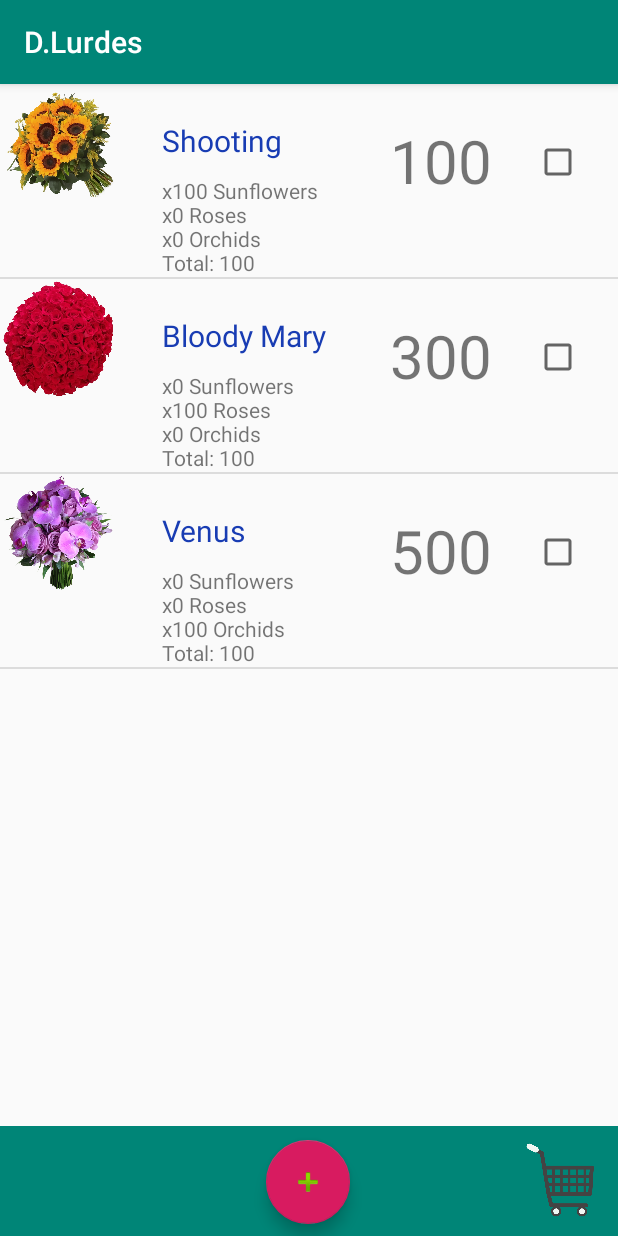
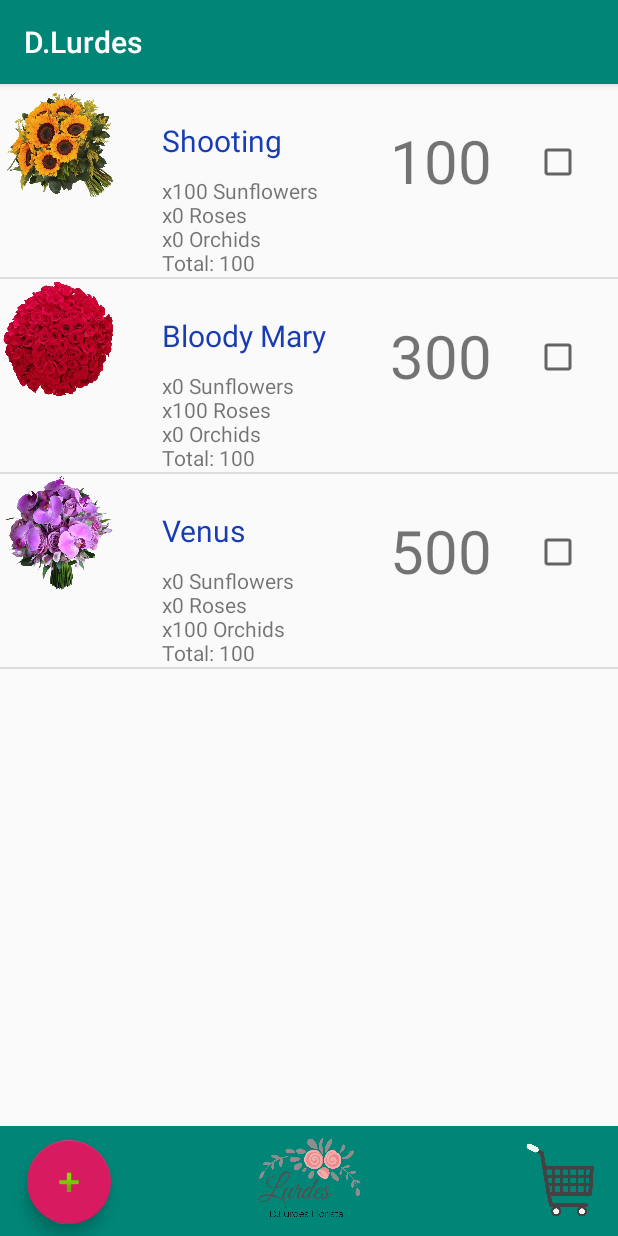
Before and after one commit to Pauloamm/Projeto-CM-a17011-a17012-a17014-master, an Android app: the MainActivity screen opened directly, with no data from a screen before it, on a phone screen of 412 x 824 dp. Run offline under Robolectric (Android 15) with nearby library versions, the phone set to English and light mode, and no system bars; our stand-ins replace Firebase (no records; nobody signed in at launch, a user with empty details on screens opened directly); 3 statements that could not run were skipped.

Commit message:
Logo Bonito Muito Bonito

```diff
--- a/Florista-v2.0/app/src/main/java/com/example/floristav100/LoginActivity.kt
+++ b/Florista-v2.0/app/src/main/java/com/example/floristav100/LoginActivity.kt
@@ -44,8 +44,8 @@ class LoginActivity : AppCompatActivity() {
         }
 
         if (passwordView.text.toString().isEmpty()){
-            emailView.error = "Please Enter Password"
-            emailView.requestFocus()
+            passwordView.error = "Please Enter Password"
+            passwordView.requestFocus()
             return
         }
 
--- a/Florista-v2.0/app/src/main/res/layout/activity_login.xml
+++ b/Florista-v2.0/app/src/main/res/layout/activity_login.xml
@@ -13,10 +13,10 @@
         android:padding="16dp">
 
         <ImageView
-            android:layout_width="150dp"
-            android:layout_height="150dp"
+            android:layout_width="250dp"
+            android:layout_height="250dp"
             android:layout_gravity="center"
-            android:src="@drawable/checkout" />
+            android:src="@drawable/dlurdes_logo" />
 
         <EditText
             android:id="@+id/emailView"
--- a/Florista-v2.0/app/src/main/res/layout/activity_main.xml
+++ b/Florista-v2.0/app/src/main/res/layout/activity_main.xml
@@ -44,7 +44,7 @@
             android:layout_alignParentEnd="false"
             android:layout_alignParentBottom="false"
             android:layout_gravity="bottom|center"
-            android:layout_marginStart="177dp"
+            android:layout_marginStart="18dp"
             android:layout_marginTop="9dp"
             android:layout_marginEnd="157dp"
             app:srcCompat="@android:drawable/ic_input_add" />
@@ -66,6 +66,18 @@
             android:scaleType="fitCenter"
             android:src="@drawable/checkout" />
 
+        <ImageView
+            android:id="@+id/imageView"
+            android:layout_width="wrap_content"
+            android:layout_height="70dp"
+
+
+            android:layout_alignParentStart="true"
+            android:layout_marginStart="0dp"
+            android:maxWidth="100dp"
+            android:maxHeight="100dp"
+            app:srcCompat="@drawable/dlurdes_logo" />
+
     </RelativeLayout>
 
 </RelativeLayout>
--- a/Florista-v2.0/app/src/main/res/layout/activity_signup.xml
+++ b/Florista-v2.0/app/src/main/res/layout/activity_signup.xml
@@ -13,10 +13,10 @@
         android:padding="16dp">
 
         <ImageView
-        android:layout_width="150dp"
-        android:layout_height="150dp"
+        android:layout_width="250dp"
+        android:layout_height="250dp"
         android:layout_gravity="center"
-        android:src="@drawable/checkout" />
+        android:src="@drawable/dlurdes_logo" />
 
         <EditText
         android:id="@+id/emailView"
```
Also changed, not shown: Florista-v2.0/app/src/main/res/drawable/dlurdes_logo.png (added).
